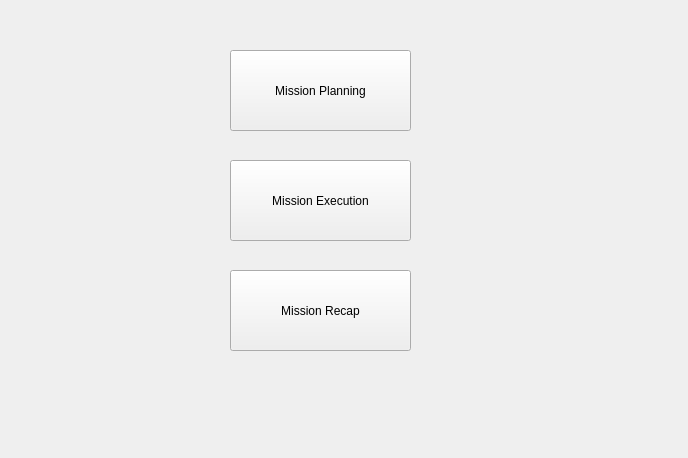
Before: the Qt Designer form GUI/UAV-Forge-New/options.ui in UCI-UAVForge/GroundStation, drawn with Qt 5.
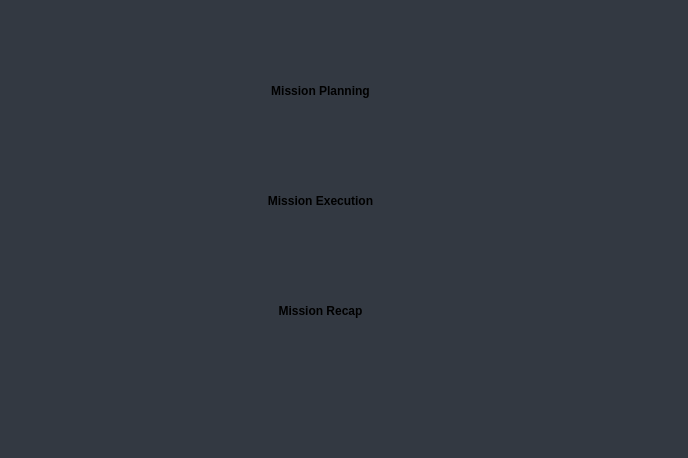
After: the same form once the commit is applied.

```diff
--- a/GUI/UAV-Forge-New/options.ui
+++ b/GUI/UAV-Forge-New/options.ui
@@ -10,6 +10,70 @@
     <height>458</height>
    </rect>
   </property>
+  <property name="palette">
+   <palette>
+    <active>
+     <colorrole role="Base">
+      <brush brushstyle="SolidPattern">
+       <color alpha="255">
+        <red>255</red>
+        <green>255</green>
+        <blue>255</blue>
+       </color>
+      </brush>
+     </colorrole>
+     <colorrole role="Window">
+      <brush brushstyle="SolidPattern">
+       <color alpha="255">
+        <red>51</red>
+        <green>57</green>
+        <blue>66</blue>
+       </color>
+      </brush>
+     </colorrole>
+    </active>
+    <inactive>
+     <colorrole role="Base">
+      <brush brushstyle="SolidPattern">
+       <color alpha="255">
+        <red>255</red>
+        <green>255</green>
+        <blue>255</blue>
+       </color>
+      </brush>
+     </colorrole>
+     <colorrole role="Window">
+      <brush brushstyle="SolidPattern">
+       <color alpha="255">
+        <red>51</red>
+        <green>57</green>
+        <blue>66</blue>
+       </color>
+      </brush>
+     </colorrole>
+    </inactive>
+    <disabled>
+     <colorrole role="Base">
+      <brush brushstyle="SolidPattern">
+       <color alpha="255">
+        <red>51</red>
+        <green>57</green>
+        <blue>66</blue>
+       </color>
+      </brush>
+     </colorrole>
+     <colorrole role="Window">
+      <brush brushstyle="SolidPattern">
+       <color alpha="255">
+        <red>51</red>
+        <green>57</green>
+        <blue>66</blue>
+       </color>
+      </brush>
+     </colorrole>
+    </disabled>
+   </palette>
+  </property>
   <property name="windowTitle">
    <string>Form</string>
   </property>
@@ -22,6 +86,18 @@
      <height>81</height>
     </rect>
    </property>
+   <property name="styleSheet">
+    <string notr="true"> QPushButton { 
+background-color: &quot;#ffffff&quot;; 
+color: &quot;#434A54&quot;; 
+border-radius: 10px;
+font-weight: bold;
+border: none; 
+}
+ QPushButton:pressed {
+     background-color: #E6E9ED
+ }</string>
+   </property>
    <property name="text">
     <string>Mission Planning</string>
    </property>
@@ -35,6 +111,18 @@
      <height>81</height>
     </rect>
    </property>
+   <property name="styleSheet">
+    <string notr="true"> QPushButton { 
+background-color: &quot;#ffffff&quot;; 
+color: &quot;#434A54&quot;; 
+border-radius: 10px;
+font-weight: bold;
+border: none; 
+}
+ QPushButton:pressed {
+     background-color: #E6E9ED
+ }</string>
+   </property>
    <property name="text">
     <string>Mission Execution</string>
    </property>
@@ -48,6 +136,18 @@
      <height>81</height>
     </rect>
    </property>
+   <property name="styleSheet">
+    <string notr="true"> QPushButton { 
+background-color: &quot;#ffffff&quot;; 
+color: &quot;#434A54&quot;; 
+border-radius: 10px;
+font-weight: bold;
+border: none; 
+}
+ QPushButton:pressed {
+     background-color: #E6E9ED
+ }</string>
+   </property>
    <property name="text">
     <string>Mission Recap</string>
    </property>
```
